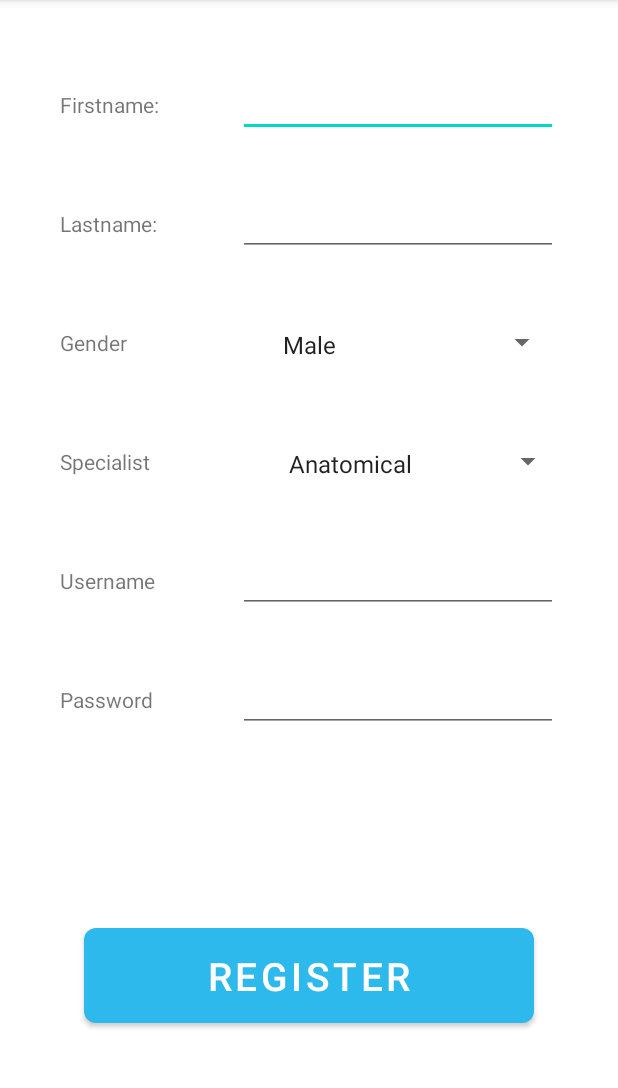
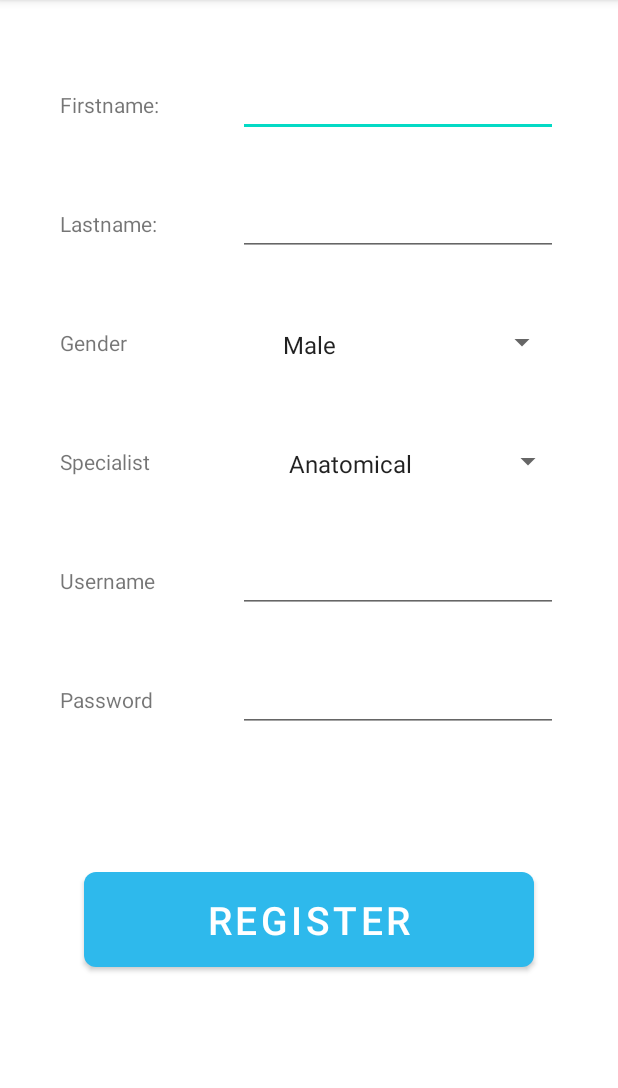
Before and after one commit to henryinqz/Medica, an Android app: the DoctorRegisterActivity screen opened directly, with no data from a screen before it, on a phone screen of 412 x 824 dp, the part 84-1172 px from its top. Run offline under Robolectric (Android 15) with nearby library versions, the phone set to English and light mode, and no system bars.

Commit message:
Fixed Register Doctor Cut off Bug

```diff
--- a/app/src/main/res/layout/activity_doctor_register.xml
+++ b/app/src/main/res/layout/activity_doctor_register.xml
@@ -140,13 +140,14 @@
         android:id="@+id/btnRegisterDoctorSubmit"
         android:layout_width="300dp"
         android:layout_height="75dp"
-        android:layout_marginBottom="80dp"
+        android:layout_marginBottom="30dp"
         android:text="Register"
         android:textSize="26sp"
         app:backgroundTint="#2EB9EC"
         app:cornerRadius="8dp"
         app:layout_constraintBottom_toBottomOf="parent"
         app:layout_constraintEnd_toEndOf="parent"
-        app:layout_constraintStart_toStartOf="parent" />
+        app:layout_constraintStart_toStartOf="parent"
+        app:layout_constraintTop_toBottomOf="@+id/editTextRegisterDoctorPassword" />
 
 </androidx.constraintlayout.widget.ConstraintLayout>
```
